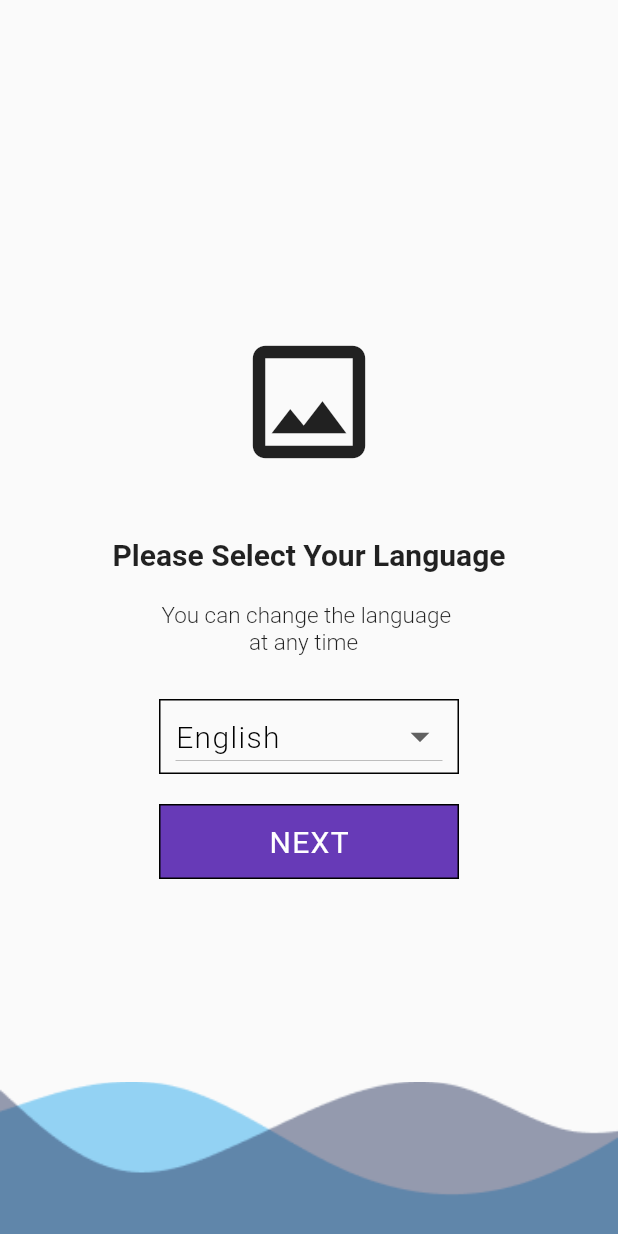
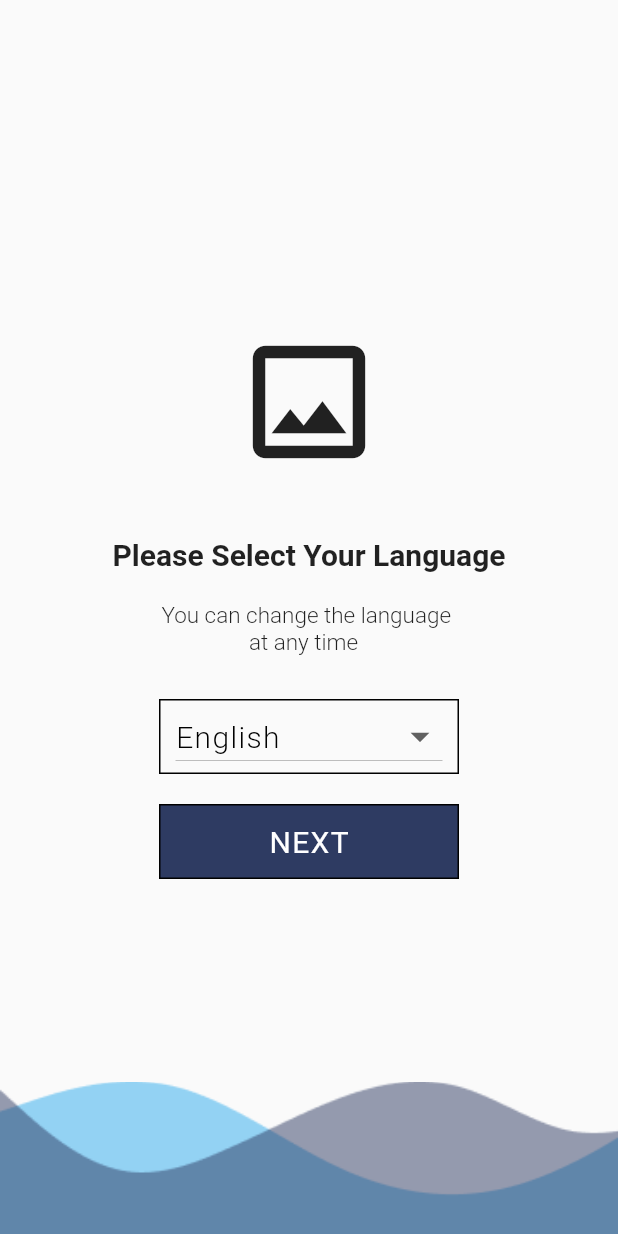
Before and after one commit to cryptic-exe/Otp_verfication, a Flutter app: the screen it shows after launch, on a phone screen of 412 x 824 dp. Run offline on Flutter 3.47's test engine with Material 2 defaults, Android fonts, the phone set to English and light mode, and no system bars.

Commit message:
first screen complete

```diff
--- a/lib/main.dart
+++ b/lib/main.dart
@@ -107,7 +107,7 @@ class _MyHomePageState extends State<MyHomePage> {
                     width: 200,
                     padding: const EdgeInsets.only(left: 10.0, right: 10.0),
                     decoration: BoxDecoration(
-                      color: Colors.deepPurple,
+                        color: Color.fromRGBO(46, 59, 98,1),
                       border: Border.all(),
                     ),
                     child: TextButton(
```
